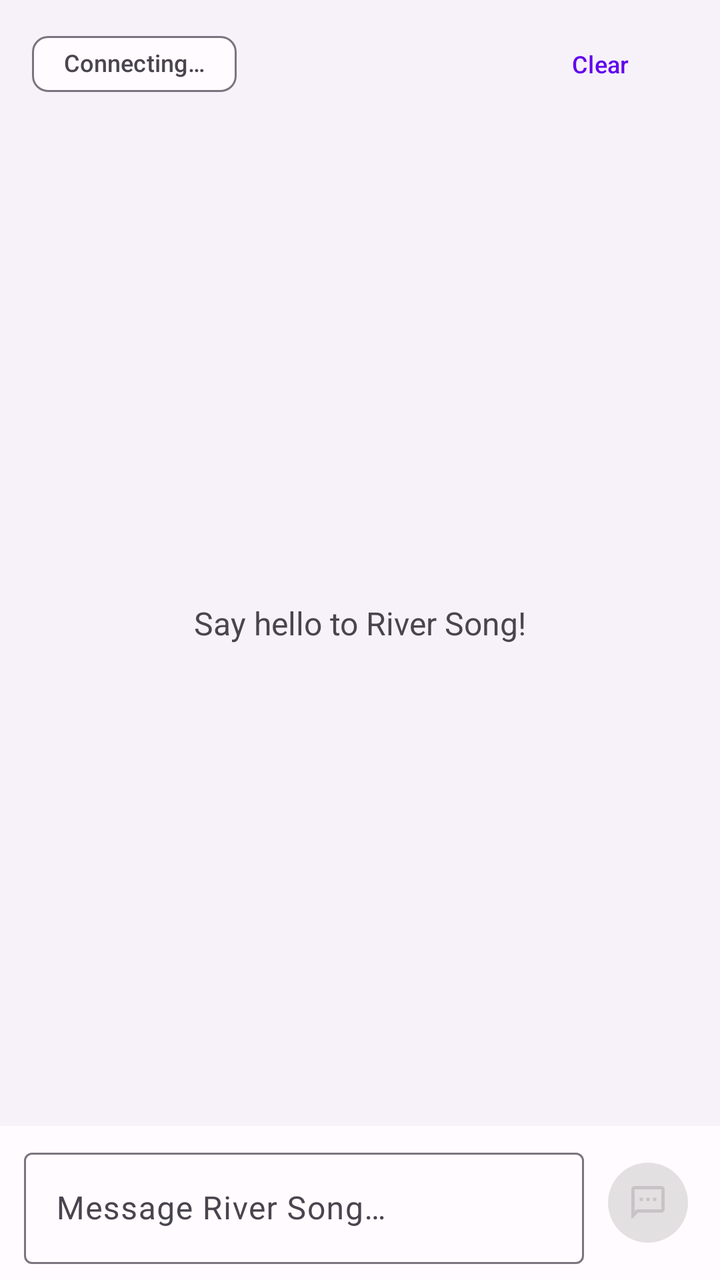
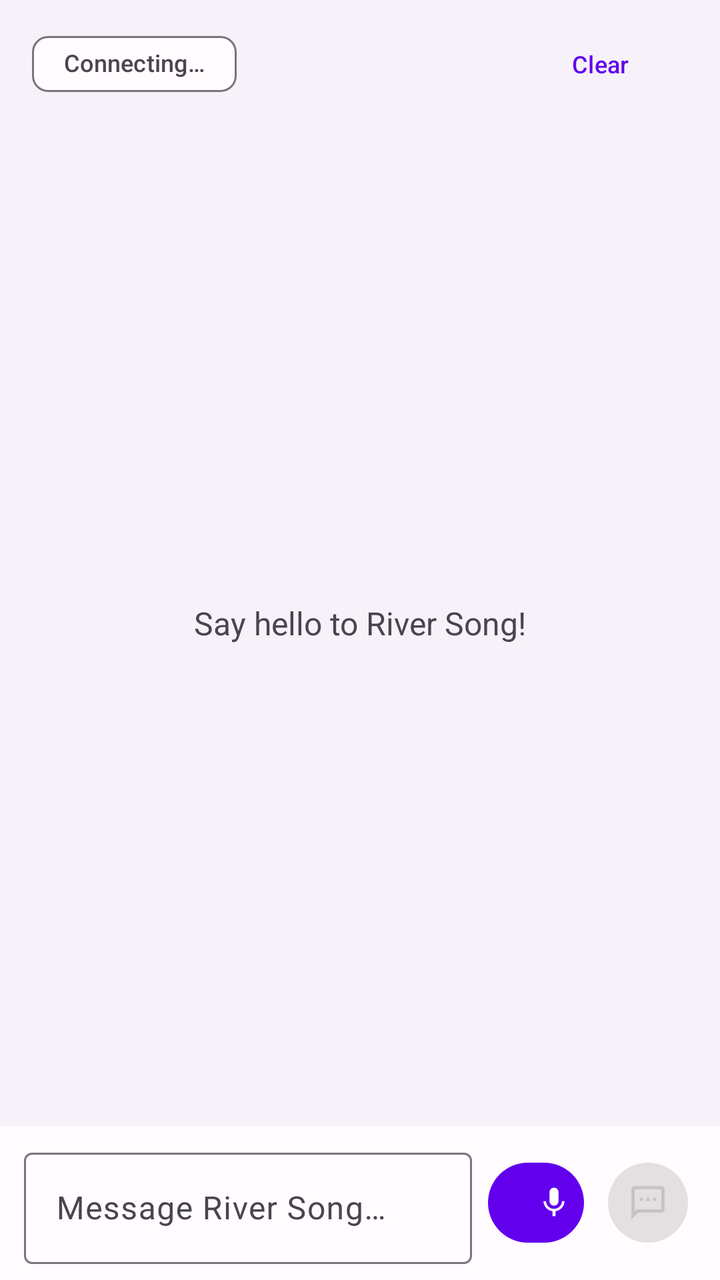

An Android layout rendered at two revisions. The XML below is the earlier revision; the diff shows what the commit changed to produce the second picture.
<!-- AndroidManifest.xml: application theme Theme.RiverSong -->
<!-- res/layout/fragment_chat.xml -->
<?xml version="1.0" encoding="utf-8"?>
<androidx.constraintlayout.widget.ConstraintLayout
    xmlns:android="http://schemas.android.com/apk/res/android"
    xmlns:app="http://schemas.android.com/apk/res-auto"
    android:layout_width="match_parent"
    android:layout_height="match_parent"
    android:background="@color/river_song_background">

    
    <LinearLayout
        android:id="@+id/layoutTopBar"
        android:layout_width="0dp"
        android:layout_height="wrap_content"
        android:orientation="horizontal"
        android:gravity="center_vertical"
        android:paddingHorizontal="16dp"
        android:paddingTop="8dp"
        android:paddingBottom="4dp"
        app:layout_constraintTop_toTopOf="parent"
        app:layout_constraintStart_toStartOf="parent"
        app:layout_constraintEnd_toEndOf="parent">

        <com.google.android.material.chip.Chip
            android:id="@+id/chipConnectionStatus"
            style="@style/Widget.Material3.Chip.Suggestion"
            android:layout_width="wrap_content"
            android:layout_height="wrap_content"
            android:text="Connecting…"
            android:textSize="12sp"
            app:chipMinHeight="28dp" />

        <View
            android:layout_width="0dp"
            android:layout_height="1dp"
            android:layout_weight="1" />

        <com.google.android.material.button.MaterialButton
            android:id="@+id/buttonClearHistory"
            style="@style/Widget.Material3.Button.TextButton"
            android:layout_width="wrap_content"
            android:layout_height="wrap_content"
            android:text="Clear"
            android:textSize="12sp" />

    </LinearLayout>

    
    <androidx.recyclerview.widget.RecyclerView
        android:id="@+id/recyclerViewChat"
        android:layout_width="0dp"
        android:layout_height="0dp"
        android:paddingTop="8dp"
        android:paddingBottom="8dp"
        android:clipToPadding="false"
        app:layout_constraintTop_toBottomOf="@id/layoutTopBar"
        app:layout_constraintBottom_toTopOf="@id/layoutStatus"
        app:layout_constraintStart_toStartOf="parent"
        app:layout_constraintEnd_toEndOf="parent" />

    
    <TextView
        android:id="@+id/textViewEmpty"
        android:layout_width="wrap_content"
        android:layout_height="wrap_content"
        android:text="Say hello to River Song!"
        android:textSize="16sp"
        android:textColor="@color/river_song_on_surface_variant"
        android:visibility="visible"
        app:layout_constraintTop_toBottomOf="@id/layoutTopBar"
        app:layout_constraintBottom_toTopOf="@id/layoutStatus"
        app:layout_constraintStart_toStartOf="parent"
        app:layout_constraintEnd_toEndOf="parent" />

    
    <com.google.android.material.button.MaterialButton
        android:id="@+id/buttonReconnect"
        style="@style/Widget.Material3.Button.TonalButton"
        android:layout_width="wrap_content"
        android:layout_height="wrap_content"
        android:layout_marginBottom="8dp"
        android:text="Reconnect"
        android:visibility="gone"
        app:layout_constraintBottom_toTopOf="@id/layoutStatus"
        app:layout_constraintStart_toStartOf="parent"
        app:layout_constraintEnd_toEndOf="parent" />

    
    <TextView
        android:id="@+id/textViewStatus"
        android:layout_width="wrap_content"
        android:layout_height="wrap_content"
        android:layout_marginBottom="4dp"
        android:paddingHorizontal="16dp"
        android:textSize="13sp"
        android:textColor="@color/river_song_on_surface_variant"
        android:fontStyle="italic"
        android:visibility="gone"
        app:layout_constraintBottom_toTopOf="@id/layoutInput"
        app:layout_constraintStart_toStartOf="parent" />

    
    <LinearLayout
        android:id="@+id/layoutStatus"
        android:layout_width="0dp"
        android:layout_height="wrap_content"
        android:orientation="horizontal"
        app:layout_constraintBottom_toTopOf="@id/layoutInput"
        app:layout_constraintStart_toStartOf="parent"
        app:layout_constraintEnd_toEndOf="parent" />

    
    <LinearLayout
        android:id="@+id/layoutInput"
        android:layout_width="0dp"
        android:layout_height="wrap_content"
        android:orientation="horizontal"
        android:gravity="center_vertical"
        android:paddingHorizontal="12dp"
        android:paddingVertical="8dp"
        android:background="@color/river_song_surface"
        app:layout_constraintBottom_toBottomOf="parent"
        app:layout_constraintStart_toStartOf="parent"
        app:layout_constraintEnd_toEndOf="parent">

        <com.google.android.material.textfield.TextInputLayout
            android:id="@+id/layoutMessageInput"
            style="@style/Widget.Material3.TextInputLayout.OutlinedBox"
            android:layout_width="0dp"
            android:layout_height="wrap_content"
            android:layout_weight="1"
            android:hint="Message River Song…">

            <com.google.android.material.textfield.TextInputEditText
                android:id="@+id/editTextMessage"
                android:layout_width="match_parent"
                android:layout_height="wrap_content"
                android:inputType="textMultiLine|textCapSentences"
                android:imeOptions="actionSend"
                android:maxLines="4" />
        </com.google.android.material.textfield.TextInputLayout>

        <com.google.android.material.button.MaterialButton
            android:id="@+id/buttonSend"
            style="@style/Widget.Material3.Button.IconButton.Filled"
            android:layout_width="48dp"
            android:layout_height="48dp"
            android:layout_marginStart="8dp"
            android:enabled="false"
            app:icon="@drawable/ic_chat"
            android:contentDescription="Send" />

    </LinearLayout>

</androidx.constraintlayout.widget.ConstraintLayout>
<!-- resources referenced by this layout -->
<resources>
  <color name="river_song_background">#F7F2F9</color>
  <color name="river_song_on_surface_variant">#49454F</color>
  <color name="river_song_surface">#FFFBFE</color>
  <!-- drawable ic_chat (drawable) -->
  <?xml version="1.0" encoding="utf-8"?>
  <vector xmlns:android="http://schemas.android.com/apk/res/android"
      android:width="24dp"
      android:height="24dp"
      android:viewportWidth="24"
      android:viewportHeight="24">
      <path
          android:fillColor="?attr/colorControlNormal"
          android:pathData="M20,2H4C2.9,2 2,2.9 2,4v18l4,-4h14c1.1,0 2,-0.9 2,-2V4C22,2.9 21.1,2 20,2zM20,16H5.17L4,17.17V4h16V16zM7,9h2v2H7zM11,9h2v2H11zM15,9h2v2H15z" />
  </vector>
  <color name="river_song_primary">#6200EE</color>
  <color name="river_song_on_primary">#FFFFFF</color>
  <color name="river_song_primary_container">#BB86FC</color>
  <color name="river_song_on_primary_container">#21005D</color>
  <color name="river_song_secondary">#03DAC6</color>
  <color name="river_song_on_secondary">#000000</color>
  <color name="river_song_secondary_container">#66FAF4</color>
  <color name="river_song_on_secondary_container">#003831</color>
  <color name="river_song_tertiary">#018786</color>
  <color name="river_song_on_tertiary">#FFFFFF</color>
  <color name="river_song_tertiary_container">#A7E7E7</color>
  <color name="river_song_on_tertiary_container">#002C2C</color>
  <color name="river_song_error">#B00020</color>
  <color name="river_song_on_error">#FFFFFF</color>
  <color name="river_song_error_container">#FCD8DF</color>
  <color name="river_song_on_error_container">#410002</color>
  <color name="river_song_on_background">#1C1B1F</color>
  <color name="river_song_on_surface">#1C1B1F</color>
  <color name="river_song_surface_variant">#E7E0EC</color>
  <color name="river_song_outline">#79757F</color>
  <!-- unchanged entries left out for length: 1 -->
</resources>

<!-- the commit's change to res/layout/fragment_chat.xml (unified diff, before → after) -->
@@ -140,6 +140,15 @@
         </com.google.android.material.textfield.TextInputLayout>
 
         <com.google.android.material.button.MaterialButton
+            android:id="@+id/buttonMic"
+            style="@style/Widget.Material3.Button.IconButton.Tonal"
+            android:layout_width="48dp"
+            android:layout_height="48dp"
+            android:layout_marginStart="8dp"
+            app:icon="@drawable/ic_mic"
+            android:contentDescription="Voice input" />
+
+        <com.google.android.material.button.MaterialButton
             android:id="@+id/buttonSend"
             style="@style/Widget.Material3.Button.IconButton.Filled"
             android:layout_width="48dp"
<!-- resource entries referenced after the edit -->
@@ -13,6 +13,17 @@
       <path
           android:fillColor="?attr/colorControlNormal"
           android:pathData="M20,2H4C2.9,2 2,2.9 2,4v18l4,-4h14c1.1,0 2,-0.9 2,-2V4C22,2.9 21.1,2 20,2zM20,16H5.17L4,17.17V4h16V16zM7,9h2v2H7zM11,9h2v2H11zM15,9h2v2H15z" />
+  </vector>
+  <!-- drawable ic_mic (drawable) -->
+  <?xml version="1.0" encoding="utf-8"?>
+  <vector xmlns:android="http://schemas.android.com/apk/res/android"
+      android:width="24dp"
+      android:height="24dp"
+      android:viewportWidth="24"
+      android:viewportHeight="24">
+      <path
+          android:fillColor="?attr/colorControlNormal"
+          android:pathData="M12,14c1.66,0 3,-1.34 3,-3L15,5c0,-1.66 -1.34,-3 -3,-3S9,3.34 9,5l0,6c0,1.66 1.34,3 3,3zM17.3,11c0,3 -2.54,5.1 -5.3,5.1S6.7,14 6.7,11L5,11c0,3.41 2.72,6.23 6,6.72L11,21l2,0 0,-3.28c3.28,-0.49 6,-3.31 6,-6.72l-1.7,0z" />
   </vector>
   <color name="river_song_primary">#6200EE</color>
   <color name="river_song_on_primary">#FFFFFF</color>
